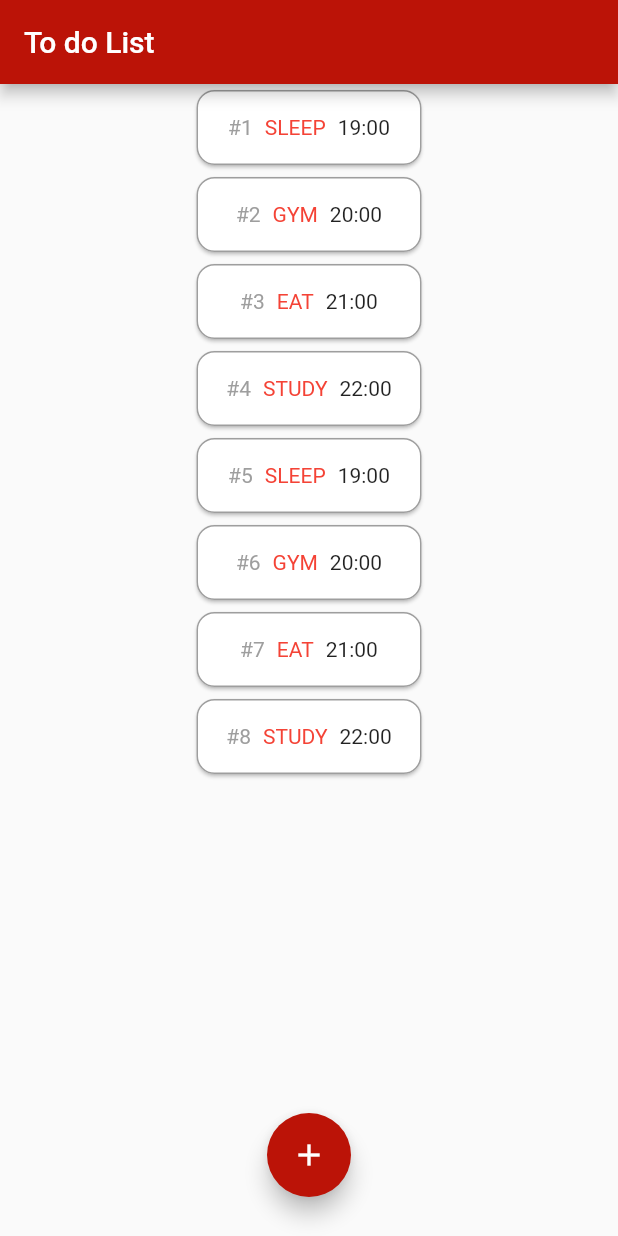
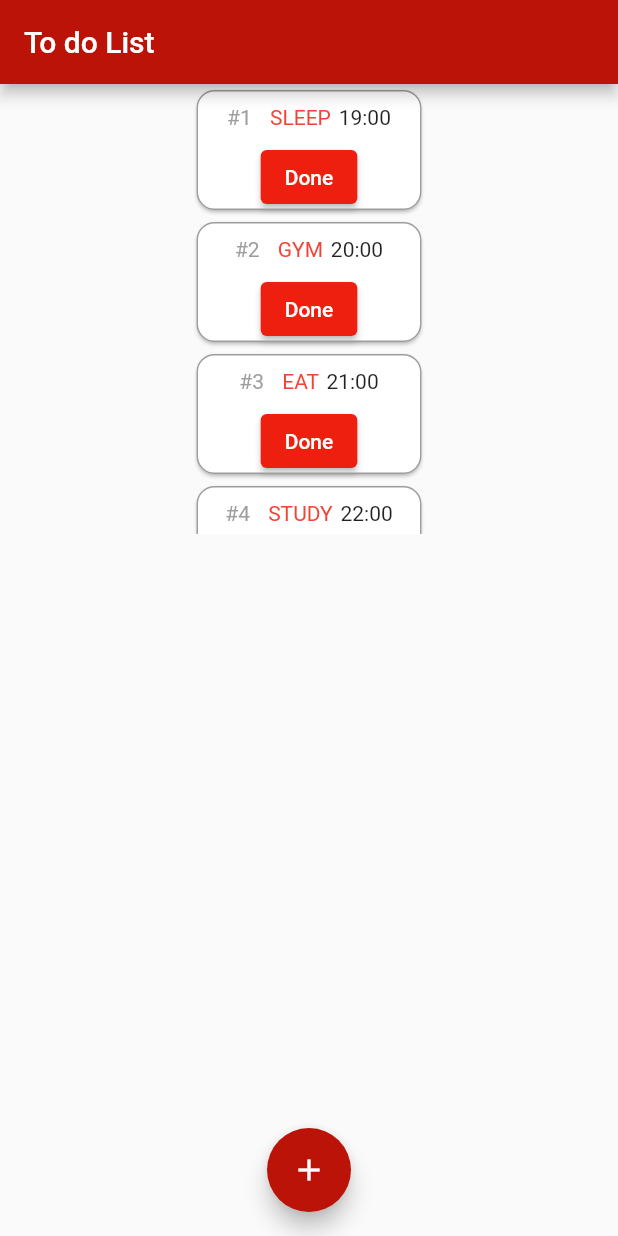
Before and after one commit to pjfernandes/todolist, a Flutter app: the screen it shows after launch, on a phone screen of 412 x 824 dp. Run offline on Flutter 3.47's test engine with Material 2 defaults, Android fonts, the phone set to English and light mode, and no system bars.

Commit message:
errors corrected

```diff
--- a/lib/main.dart
+++ b/lib/main.dart
@@ -1,5 +1,3 @@
-import 'dart:math';
-
 import 'package:flutter/material.dart';
 import 'task.dart';
 import 'task_list.dart';
@@ -10,6 +8,8 @@ void main() {
 }
 
 class TodoApp extends StatelessWidget {
+  const TodoApp({Key? key}) : super(key: key);
+
   @override
   Widget build(BuildContext context) {
     return MaterialApp(home: MyHomePage());
@@ -17,6 +17,8 @@ class TodoApp extends StatelessWidget {
 }
 
 class MyHomePage extends StatefulWidget {
+  const MyHomePage({Key? key}) : super(key: key);
+
   @override
   _MyHomePageState createState() => _MyHomePageState();
 }
@@ -56,21 +58,22 @@ class _MyHomePageState extends State<MyHomePage> {
         title: Text('To do List'),
         backgroundColor: Color.fromARGB(255, 187, 19, 7),
       ),
-        body: SingleChildScrollView(
-          child: Column(
-            children: [
-              TaskList(_tasks),
-            ],
+      body: SizedBox(
+        height: 300,
+        child: ListView.builder(
+          itemCount: 1,
+          itemBuilder: (ctx, index) {
+            final tr = _tasks[index];
+            return TaskList(_tasks);
+          },
         ),
       ),
-        floatingActionButton: Padding(
-          padding: const EdgeInsets.all(10.0),
-          child: FloatingActionButton(
+      floatingActionButton: FloatingActionButton(
         child: Icon(Icons.add),
         onPressed: () => _openForm(context),
         backgroundColor: Color.fromARGB(255, 187, 19, 7),
       ),
-        ),
-        floatingActionButtonLocation: FloatingActionButtonLocation.centerFloat);
+      floatingActionButtonLocation: FloatingActionButtonLocation.centerFloat,
+    );
   }
 }
--- a/lib/task_list.dart
+++ b/lib/task_list.dart
@@ -1,17 +1,26 @@
-import 'package:flutter/widgets.dart';
-
 import 'task.dart';
 import 'package:flutter/material.dart';
-import 'package:flutter/src/widgets/framework.dart';
 
-class TaskList extends StatelessWidget {
+class TaskList extends StatefulWidget {
   final List<Task> tasks;
 
   const TaskList(this.tasks);
 
+  @override
+  State<TaskList> createState() => _TaskListState();
+}
+
+class _TaskListState extends State<TaskList> {
+  void removeTask(List taskList, Task task) {
+    setState(() {
+      taskList.removeAt(task.id - 1);
+    });
+  }
+
   List<Widget> taskToCard() {
     List<Widget> taskList = [];
-    for (Task task in tasks) {
+
+    for (Task task in widget.tasks) {
       taskList.add(
         Center(
           child: Card(
@@ -24,32 +33,43 @@ class TaskList extends StatelessWidget {
             ),
             child: SizedBox(
               width: 150,
-              height: 50,
+              height: 80,
               child: Center(
-                child: Row(
+                child: Padding(
+                  padding: const EdgeInsets.all(10.0),
+                  child: Column(
+                    children: [
+                      Row(
                         mainAxisAlignment: MainAxisAlignment.center,
                         children: [
-                    Padding(
-                      padding: const EdgeInsets.all(8.0),
-                      child: Text(
+                          Text(
                             "#" + task.id.toString(),
                             style: TextStyle(color: Colors.grey),
                             textAlign: TextAlign.center,
                           ),
-                    ),
                           Text(
-                      task.name.toUpperCase(),
+                            "  " + task.name.toUpperCase() + "   ",
                             style: TextStyle(color: Colors.red),
                             textAlign: TextAlign.center,
                           ),
-                    Padding(
-                      padding: const EdgeInsets.all(8.0),
-                      child: Text(
+                          Text(
                             task.hour,
                             textAlign: TextAlign.center,
                           ),
-                    )
                         ],
+                      ),
+                      Padding(
+                        padding: const EdgeInsets.all(8.0),
+                        child: ElevatedButton(
+                          onPressed: () => removeTask(taskList, task),
+                          child: Text('Done'),
+                          style: ElevatedButton.styleFrom(
+                            primary: Color.fromARGB(255, 239, 31, 16),
+                          ),
+                        ),
+                      ),
+                    ],
+                  ),
                 ),
               ),
             ),
@@ -57,7 +77,7 @@ class TaskList extends StatelessWidget {
         ),
       );
     }
-    return taskList;
+    return taskList.toList();
   }
 
   @override
```
Lines whose indentation alone changed are shown as unchanged.
